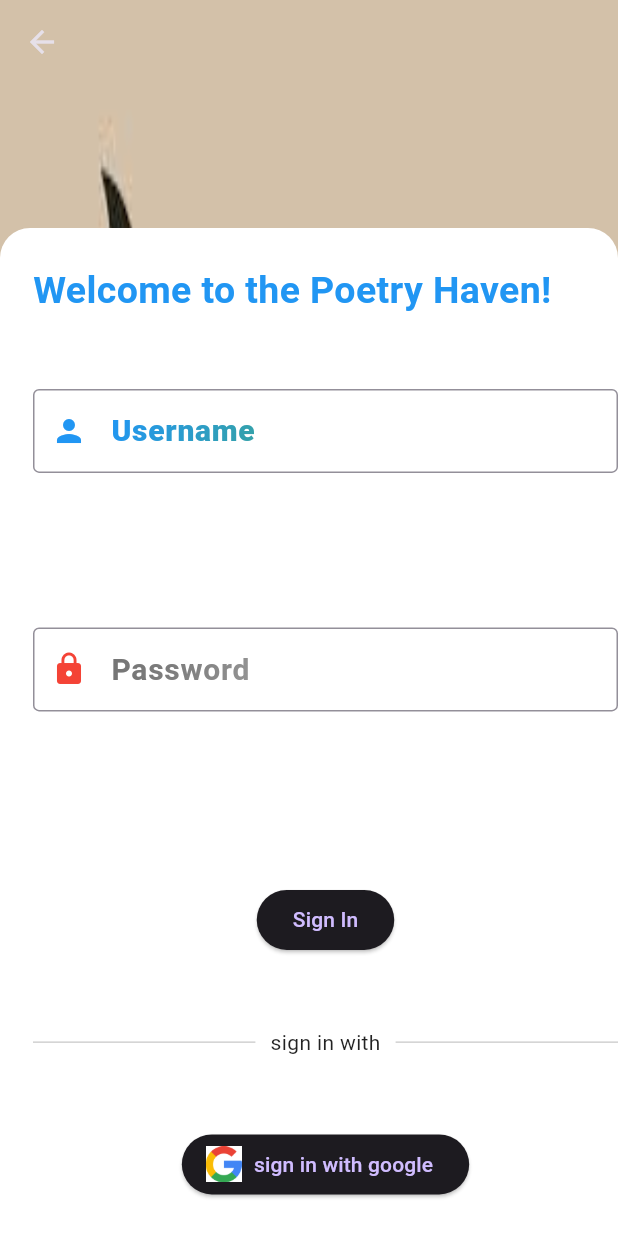
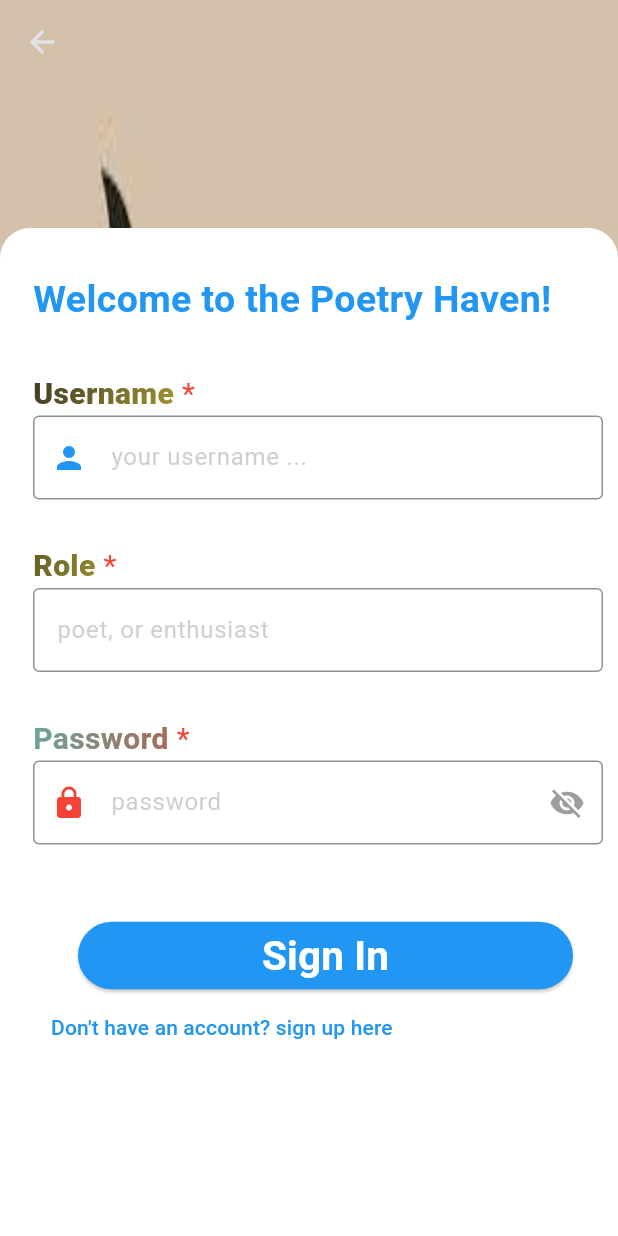
Before and after one commit to yonatannnn/flutter-poem-management-system-riverpod, a Flutter app: the screen it shows after launch, after a tap on "sign in", on a phone screen of 412 x 824 dp. Run offline on Flutter 3.47's test engine with Material 3 defaults, Android fonts, the phone set to English and light mode, and no system bars.

Commit message:
login with validation

```diff
--- a/poem/lib/screens/login_page.dart
+++ b/poem/lib/screens/login_page.dart
@@ -1,6 +1,9 @@
 import 'package:flutter/material.dart';
-import 'package:poem/screens/home_page.dart';
+import 'package:poem/screens/sign_up_page.dart';
 import 'package:poem/widgets/custom_widget.dart';
+import 'package:poem/widgets/password.dart';
+import 'package:poem/widgets/role.dart';
+import 'package:poem/widgets/username.dart';
 
 class LoginPage extends StatefulWidget {
   const LoginPage({super.key});
@@ -11,70 +14,18 @@ class LoginPage extends StatefulWidget {
 
 class _LoginPageState extends State<LoginPage> {
   final _formKey = GlobalKey<FormState>();
-  final password = TextFormField(
-    decoration: InputDecoration(
-      prefixIcon: const Icon(
-        Icons.lock,
-        color: Colors.red,
-      ),
-      labelText: 'Password',
-      border: const OutlineInputBorder(),
-      labelStyle: TextStyle(
-        fontWeight: FontWeight.bold,
-        fontSize: 20,
-        foreground: Paint()
-          ..shader = const LinearGradient(
-            colors: [Colors.black54, Colors.white],
-            begin: Alignment.topLeft,
-            end: Alignment.bottomRight,
-            stops: [0.0, 1.0],
-          ).createShader(const Rect.fromLTWH(0.0, 0.0, 200.0, 70.0)),
-      ),
-    ),
-    style: const TextStyle(
-      color: Colors.black87,
-    ),
-    obscureText: true,
-    validator: (value) {
-      if (value!.isEmpty) {
-        return 'Please enter your password';
+  String? role;
+
+  late bool _passwordVisible = true;
+
+  @override
+  void initState() {
+    super.initState();
+    setState(() {
+      _passwordVisible = !_passwordVisible;
+    });
   }
 
-      return null;
-    },
-  );
-
-  final username = TextFormField(
-    decoration: InputDecoration(
-      prefixIcon: const Icon(
-        Icons.person,
-        color: Colors.blue,
-      ),
-      labelText: 'Username',
-      border: const OutlineInputBorder(),
-      labelStyle: TextStyle(
-        fontSize: 20,
-        fontWeight: FontWeight.w800,
-        foreground: Paint()
-          ..shader = const LinearGradient(
-            colors: [Colors.blue, Colors.green],
-            begin: Alignment.topLeft,
-            end: Alignment.bottomRight,
-            stops: [0.0, 1.0],
-          ).createShader(const Rect.fromLTWH(0.0, 0.0, 200.0, 70.0)),
-      ),
-    ),
-    style: const TextStyle(
-      color: Colors.black87,
-    ),
-    validator: (value) {
-      if (value!.isEmpty) {
-        return 'Please enter your username';
-      }
-
-      return null;
-    },
-  );
   @override
   Widget build(BuildContext context) {
     return CustomWidget(
@@ -110,10 +61,13 @@ class _LoginPageState extends State<LoginPage> {
   Form _formMethod(BuildContext context) {
     return Form(
         key: _formKey,
+        child: SingleChildScrollView(
           child: Column(
             crossAxisAlignment: CrossAxisAlignment.start,
-        mainAxisAlignment: MainAxisAlignment.spaceAround,
             children: <Widget>[
+              const SizedBox(
+                height: 30,
+              ),
               const Text(
                 'Welcome to the Poetry Haven!',
                 style: TextStyle(
@@ -122,64 +76,140 @@ class _LoginPageState extends State<LoginPage> {
                   fontWeight: FontWeight.w700,
                 ),
               ),
-          username,
-          const Padding(padding: EdgeInsets.all(4.0)),
-          password,
-          const SizedBox(height: 20),
+              const SizedBox(
+                height: 30,
+              ),
+              Row(
+                children: [
+                  Text(
+                    'Username ',
+                    style: TextStyle(
+                      fontSize: 20,
+                      fontWeight: FontWeight.w900,
+                      foreground: Paint()
+                        ..shader = const LinearGradient(
+                          colors: [Colors.black87, Colors.yellow],
+                          begin: Alignment.topLeft,
+                          end: Alignment.bottomRight,
+                          stops: [0.0, 1.0],
+                        ).createShader(
+                            const Rect.fromLTWH(0.0, 0.0, 200.0, 70.0)),
+                    ),
+                  ),
+                  const Text(
+                    '*',
+                    style: TextStyle(color: Colors.red, fontSize: 20),
+                  ),
+                ],
+              ),
+              const Username(),
+              const SizedBox(
+                height: 30,
+              ),
+              Row(
+                children: [
+                  Text(
+                    'Role ',
+                    style: TextStyle(
+                      fontSize: 20,
+                      fontWeight: FontWeight.w900,
+                      foreground: Paint()
+                        ..shader = const LinearGradient(
+                          colors: [Colors.black87, Colors.yellow],
+                          begin: Alignment.topLeft,
+                          end: Alignment.bottomRight,
+                          stops: [0.0, 1.0],
+                        ).createShader(
+                            const Rect.fromLTWH(0.0, 0.0, 200.0, 70.0)),
+                    ),
+                  ),
+                  const Text(
+                    '*',
+                    style: TextStyle(color: Colors.red, fontSize: 20),
+                  ),
+                ],
+              ),
+              Role(onChanged: (value) {
+                setState(() {
+                  role = value;
+                });
+              }),
+              const SizedBox(
+                height: 30,
+              ),
+              Row(
+                children: [
+                  Text(
+                    'Password ',
+                    style: TextStyle(
+                      fontWeight: FontWeight.bold,
+                      fontSize: 20,
+                      foreground: Paint()
+                        ..shader = const LinearGradient(
+                          colors: [
+                            Color.fromARGB(255, 33, 240, 243),
+                            Color.fromARGB(255, 175, 97, 76)
+                          ],
+                          begin: Alignment.topLeft,
+                          end: Alignment.bottomRight,
+                          stops: [0.0, 1.0],
+                        ).createShader(
+                            const Rect.fromLTWH(0.0, 0.0, 200.0, 70.0)),
+                    ),
+                  ),
+                  const Text(
+                    '*',
+                    style: TextStyle(color: Colors.red, fontSize: 20),
+                  ),
+                ],
+              ),
+              const Password(),
+              const SizedBox(height: 50),
               Center(
                 child: ElevatedButton(
+                  style: ElevatedButton.styleFrom(
+                    minimumSize: const Size(330, 45),
+                    foregroundColor: Colors.white,
+                    backgroundColor: Colors.blue,
+                  ),
                   onPressed: () {
                     if (_formKey.currentState!.validate()) {
-                  // API calls here.
-                  Navigator.push(
-                    context,
-                    MaterialPageRoute(builder: (context) => const HomePage()),
+                      // Check the role and navigate accordingly
+                      if (role == 'enthusiast') {
+                        Navigator.pushNamed(context, '/userPage');
+                      } else if (role == 'poet') {
+                        Navigator.pushNamed(context, '/mainAdminPage');
+                      }
+                    } else {
+                      ScaffoldMessenger.of(context).showSnackBar(
+                        const SnackBar(
+                          content: Text('Form not submitted'),
+                        ),
                       );
                     }
                   },
-              child: const Text('Sign In'),
-            ),
-          ),
-          Row(
-            children: [
-              Expanded(
-                child: Divider(
-                  thickness: 0.8,
-                  color: Colors.grey.withOpacity(0.6),
-                ),
-              ),
-              const Padding(
-                padding: EdgeInsets.symmetric(
-                  vertical: 0,
-                  horizontal: 10,
-                ),
-                child: Text(
-                  'sign in with',
+                  child: const Text(
+                    'Sign In',
                     style: TextStyle(
-                    color: Colors.black87,
+                        color: Colors.white,
+                        fontWeight: FontWeight.bold,
+                        fontSize: 27),
                   ),
                 ),
               ),
-              Expanded(
-                child: Divider(
-                  thickness: 0.8,
-                  color: Colors.grey.withOpacity(0.6),
-                ),
-              )
+              TextButton(
+                  onPressed: () {
+                    Navigator.push(
+                        context,
+                        MaterialPageRoute(
+                            builder: (context) => const SignUp()));
+                  },
+                  child: const Text(
+                    'Don\'t have an account? sign up here',
+                    style: TextStyle(color: Colors.blue),
+                  ))
             ],
           ),
-          Row(
-            mainAxisAlignment: MainAxisAlignment.center,
-            children: [
-              ElevatedButton.icon(
-                onPressed: () {},
-                icon: Image.asset('assets/images/download.png', height: 24.0),
-                label: const Text('sign in with google'),
-              )
-            ],
-          )
-        ],
-      ),
-    );
+        ));
   }
 }
```
Lines whose indentation alone changed are shown as unchanged.
